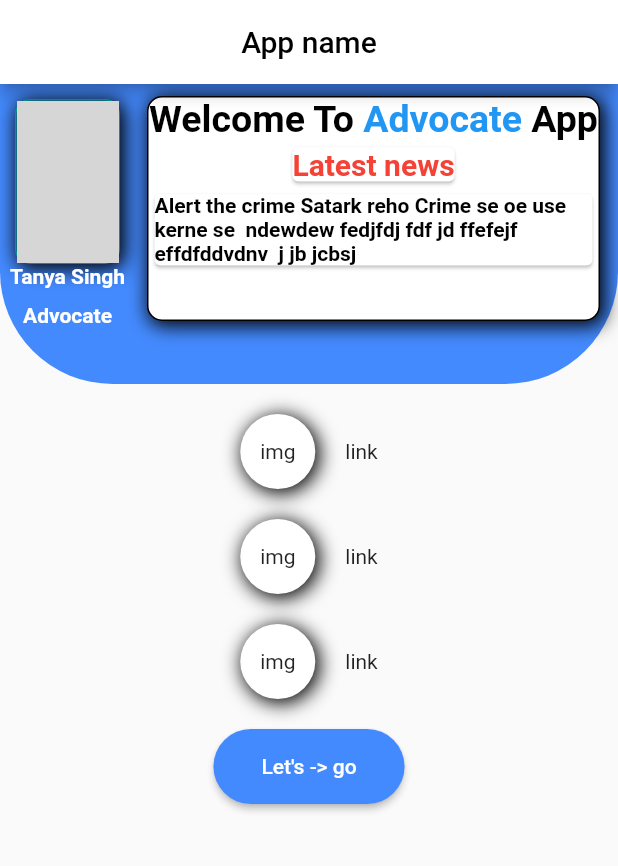
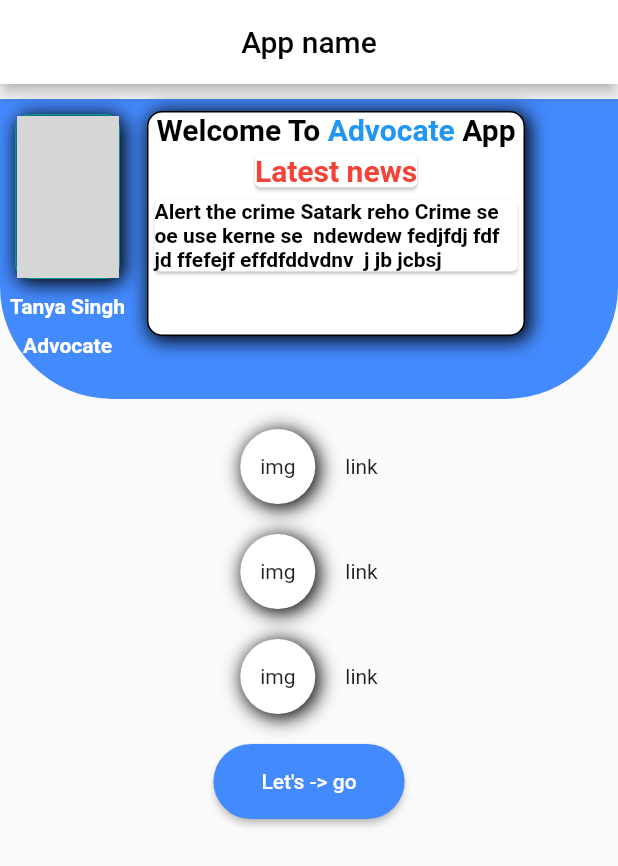
Before and after one commit to shubhamgitvns/demoapp, a Flutter app: the screen it shows after launch, on a phone screen of 412 x 824 dp. Shown: the top 866 px of the screen. Run offline on Flutter 3.47's test engine with Material 2 defaults, Android fonts, the phone set to English and light mode, and no system bars; network calls fail; grey boxes are pictures that could not be loaded.

Commit message:
name size

```diff
--- a/lib/UserHomePage.dart
+++ b/lib/UserHomePage.dart
@@ -27,6 +27,7 @@ class _LoaderPageState extends State<LoaderPage> {
       body: SafeArea(
         child: Column(
           children: [
+            SizedBox(height: 10,),
             Container(
               height: 200,
               decoration: BoxDecoration(
@@ -67,6 +68,9 @@ class _LoaderPageState extends State<LoaderPage> {
                           child: Image.network(
                               "https://cdn.pixabay.com/photo/2016/01/08/20/02/michelle-obama-1129160_1280.jpg"),
                         ),
+                      ),
+                      SizedBox(
+                        height: 10,
                       ),
                       Row(
                         children: const [
@@ -133,7 +137,7 @@ class _LoaderPageState extends State<LoaderPage> {
                                 text: const TextSpan(
                                   text: 'Welcome To ',
                                   style: TextStyle(
-                                      fontSize: 25,
+                                      fontSize: 20,
                                       fontWeight: FontWeight.bold,
                                       color: Colors.black),
                                   children: <TextSpan>[
@@ -162,7 +166,7 @@ class _LoaderPageState extends State<LoaderPage> {
                                 mainAxisAlignment: MainAxisAlignment.center,
                                 children: const [
                                   SizedBox(
-                                    width: 300,
+                                    width: 250,
                                     child: Card(
                                       child: Text(
                                           "Alert the crime Satark reho Crime se oe use kerne se  ndewdew fedjfdj fdf jd ffefejf effdfddvdnv  j jb jcbsj ",
```
